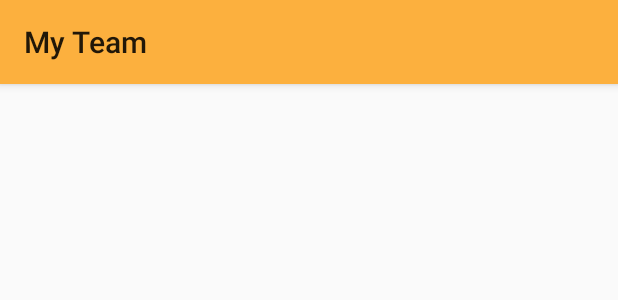
After one commit to Neerav006/12gor, an Android app: the layout activity_my_team.xml on its own in the app's theme, with its tools: preview values and no code run, on a phone screen of 412 x 824 dp. The commit adds this screen. Shown: the top 300 px of the screen. Run offline under Robolectric (Android 15) with nearby library versions, the phone set to English and light mode, and no system bars.

```diff
--- a/app/src/main/AndroidManifest.xml
+++ b/app/src/main/AndroidManifest.xml
@@ -170,7 +170,11 @@
                 android:resource="@xml/file_paths" />
         </provider>
 
-        <activity android:name=".view.RamatActivity"></activity>
+        <activity android:name=".view.RamatActivity" />
+        <activity
+            android:name=".view.MyTeamActivity"
+            android:label="@string/title_activity_my_team"
+            android:theme="@style/AppTheme"></activity>
     </application>
 
 </manifest>
--- a/app/src/main/java/com/bargor/samaj/view/RamatActivity.java
+++ b/app/src/main/java/com/bargor/samaj/view/RamatActivity.java
@@ -1,5 +1,6 @@
 package com.bargor.samaj.view;
 
+import android.content.Intent;
 import android.support.v4.app.FragmentTransaction;
 import android.support.v7.app.AppCompatActivity;
 import android.os.Bundle;
@@ -66,7 +67,8 @@ public class RamatActivity extends AppCompatActivity {
     public boolean onOptionsItemSelected(MenuItem item) {
 
         if (item.getItemId() == R.id.action_menu_my_team){
-         // TODO myteam api
+
+            startActivity(new Intent(RamatActivity.this,MyTeamActivity.class));
 
             return true;
         }
--- /dev/null
+++ b/app/src/main/res/layout/activity_my_team.xml
@@ -0,0 +1,28 @@
+<?xml version="1.0" encoding="utf-8"?>
+<android.support.design.widget.CoordinatorLayout xmlns:android="http://schemas.android.com/apk/res/android"
+    xmlns:app="http://schemas.android.com/apk/res-auto"
+    xmlns:tools="http://schemas.android.com/tools"
+    android:layout_width="match_parent"
+    android:layout_height="match_parent"
+    tools:context=".view.MyTeamActivity">
+
+    <android.support.design.widget.AppBarLayout
+        android:layout_width="match_parent"
+        android:layout_height="wrap_content"
+        android:theme="@style/AppTheme.AppBarOverlay">
+
+        <android.support.v7.widget.Toolbar
+            android:id="@+id/toolbar"
+            app:title="My Team"
+            android:layout_width="match_parent"
+            android:layout_height="?attr/actionBarSize"
+            android:background="?attr/colorPrimary"
+            app:popupTheme="@style/AppTheme.PopupOverlay" />
+
+    </android.support.design.widget.AppBarLayout>
+
+    <include layout="@layout/content_my_team" />
+
+
+
+</android.support.design.widget.CoordinatorLayout>
--- /dev/null
+++ b/app/src/main/res/layout/content_my_team.xml
@@ -0,0 +1,14 @@
+<?xml version="1.0" encoding="utf-8"?>
+<android.support.constraint.ConstraintLayout xmlns:android="http://schemas.android.com/apk/res/android"
+    xmlns:app="http://schemas.android.com/apk/res-auto"
+    xmlns:tools="http://schemas.android.com/tools"
+    android:layout_width="match_parent"
+    android:layout_height="match_parent"
+    android:id="@+id/container_my_team"
+    app:layout_behavior="@string/appbar_scrolling_view_behavior"
+    tools:context=".view.MyTeamActivity"
+    tools:showIn="@layout/activity_my_team">
+
+
+
+</android.support.constraint.ConstraintLayout>
--- a/app/src/main/res/values/strings.xml
+++ b/app/src/main/res/values/strings.xml
@@ -246,5 +246,6 @@
     </string-array>
 
     <string name="hello_blank_fragment">Hello blank fragment</string>
+    <string name="title_activity_my_team">MyTeamActivity</string>
 
 </resources>
```
Also changed, not shown: app/src/main/java/com/bargor/samaj/fragment/TeamListFragment.kt (added, +168 -0 lines), app/src/main/java/com/bargor/samaj/model/MyTeamList.java (added, +64 -0 lines), app/src/main/java/com/bargor/samaj/view/MyTeamActivity.java (added, +40 -0 lines), app/src/main/res/layout/fragment_team_list.xml (added, +38 -0 lines).
